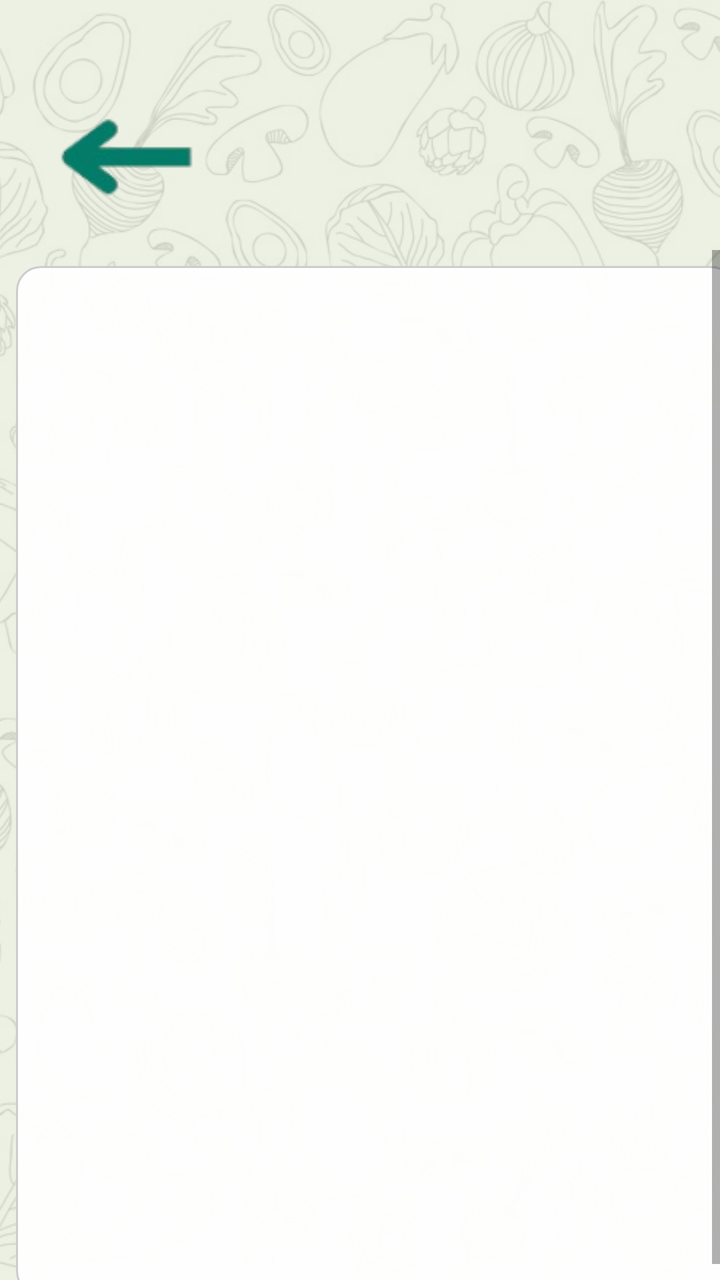
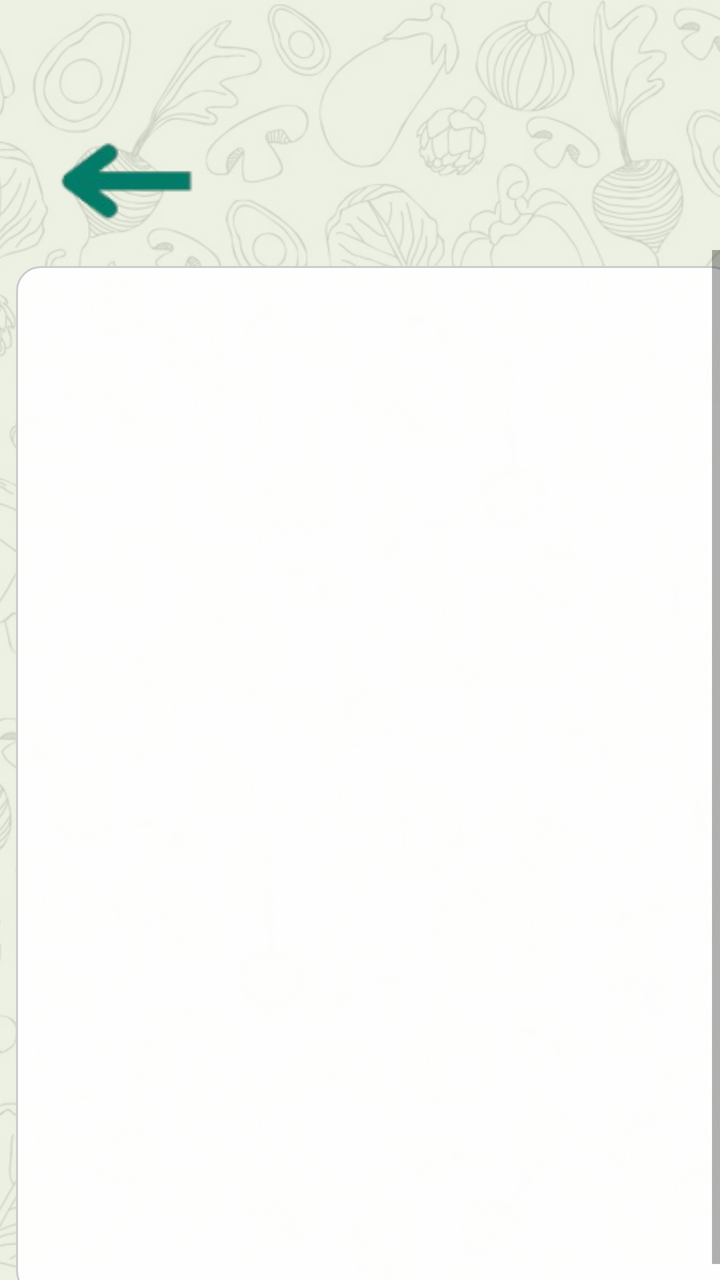

An Android layout rendered at two revisions. The XML below is the earlier revision; the diff shows what the commit changed to produce the second picture.
<!-- AndroidManifest.xml: application theme Theme.DietaAlPlato -->
<!-- res/layout/activity_inicio_admin.xml -->
<?xml version="1.0" encoding="utf-8"?>
<androidx.constraintlayout.widget.ConstraintLayout xmlns:android="http://schemas.android.com/apk/res/android"
    xmlns:app="http://schemas.android.com/apk/res-auto"
    android:id="@+id/layoutPrincipal"
    android:layout_width="match_parent"
    android:layout_height="match_parent"
    android:orientation="vertical">

    
    <ImageView
        android:id="@+id/fondo"
        android:layout_width="0dp"
        android:layout_height="0dp"
        android:scaleType="centerCrop"
        android:contentDescription="Fondo"
        app:srcCompat="@drawable/fondo_android"
        app:layout_constraintTop_toTopOf="parent"
        app:layout_constraintBottom_toBottomOf="parent"
        app:layout_constraintStart_toStartOf="parent"
        app:layout_constraintEnd_toEndOf="parent" />

    
    <View
        android:id="@+id/velo"
        android:layout_width="0dp"
        android:layout_height="0dp"
        android:background="#DDE9EFDF"
        app:layout_constraintTop_toTopOf="parent"
        app:layout_constraintBottom_toBottomOf="parent"
        app:layout_constraintStart_toStartOf="parent"
        app:layout_constraintEnd_toEndOf="parent" />

    <LinearLayout
        android:id="@+id/headerLayout"
        android:layout_width="0dp"
        android:layout_height="125dp"
        android:orientation="horizontal"
        android:padding="8dp"
        app:layout_constraintTop_toTopOf="parent"
        app:layout_constraintStart_toStartOf="parent"
        app:layout_constraintEnd_toEndOf="parent">

        <ImageButton
            android:id="@+id/return_button"
            android:layout_width="110dp"
            android:layout_height="99dp"
            android:layout_marginTop="16dp"
            android:backgroundTint="#00FFFFFF"
            android:onClick="onClickBackNavigation"
            app:srcCompat="@drawable/gobacksinfondo" />

        <TextView
            android:id="@+id/textNombreAlimento"
            android:layout_width="970dp"
            android:layout_height="96dp"
            android:layout_marginLeft="15dp"
            android:layout_marginTop="25dp"
            android:fontFamily="@font/lily_script_one"
            android:gravity="center"
            android:padding="8dp"
            android:text="Alumnos"
            android:textColor="#027C68"
            android:textSize="50dp"
            android:textStyle="bold" />

    </LinearLayout>


    <ScrollView
        android:id="@+id/scrollUsuarios"
        android:layout_width="0dp"
        android:layout_height="0dp"
        android:fillViewport="true"
        app:layout_constraintTop_toBottomOf="@id/headerLayout"
        app:layout_constraintBottom_toBottomOf="parent"
        app:layout_constraintStart_toStartOf="parent"
        app:layout_constraintEnd_toEndOf="parent">


        <LinearLayout
            android:id="@+id/layoutUsuarios"
            android:orientation="vertical"
            android:layout_width="match_parent"
            android:layout_height="wrap_content"
            android:padding="8dp"
            android:layout_margin="8dp"
            android:background="@drawable/bg_food_item"
            android:elevation="2dp"/>
    </ScrollView>
</androidx.constraintlayout.widget.ConstraintLayout>
<!-- resources referenced by this layout -->
<resources>
  <!-- drawable bg_food_item (drawable) -->
  <?xml version="1.0" encoding="utf-8"?>
  <shape xmlns:android="http://schemas.android.com/apk/res/android">
      <solid android:color="#F2FFFFFF"/> 
      <corners android:radius="12dp"/>
      <stroke android:color="#CCCCCC" android:width="1dp"/>
  </shape>
  <!-- drawable fondo_android: png bitmap (drawable, 156043 bytes) -->
  <!-- drawable gobacksinfondo: png bitmap (drawable, 8881 bytes) -->
  <style name="Theme.DietaAlPlato" parent="Theme.MaterialComponents.DayNight.DarkActionBar">
          
          <item name="colorPrimary">@color/purple_500</item>
          <item name="colorPrimaryVariant">@color/purple_700</item>
          <item name="colorOnPrimary">@color/white</item>
          
          <item name="colorSecondary">@color/teal_200</item>
          <item name="colorSecondaryVariant">@color/teal_700</item>
          <item name="colorOnSecondary">@color/black</item>
          
          <item name="android:statusBarColor">?attr/colorPrimaryVariant</item>
          
          <item name="windowActionBar">false</item>
          <item name="windowNoTitle">true</item>
  
      </style>
  <color name="purple_500">#FF6200EE</color>
  <color name="purple_700">#FF3700B3</color>
  <color name="white">#FFFFFFFF</color>
  <color name="teal_200">#FF03DAC5</color>
  <color name="teal_700">#FF018786</color>
  <color name="black">#FF000000</color>
</resources>

<!-- the commit's change to res/layout/activity_inicio_admin.xml (unified diff, before → after) -->
@@ -44,9 +44,13 @@
             android:id="@+id/return_button"
             android:layout_width="110dp"
             android:layout_height="99dp"
-            android:layout_marginTop="16dp"
+            android:layout_marginTop="28dp"
             android:backgroundTint="#00FFFFFF"
             android:onClick="onClickBackNavigation"
+            app:layout_constraintEnd_toEndOf="parent"
+            app:layout_constraintHorizontal_bias="0.005"
+            app:layout_constraintStart_toStartOf="parent"
+            app:layout_constraintTop_toTopOf="parent"
             app:srcCompat="@drawable/gobacksinfondo" />
 
         <TextView
